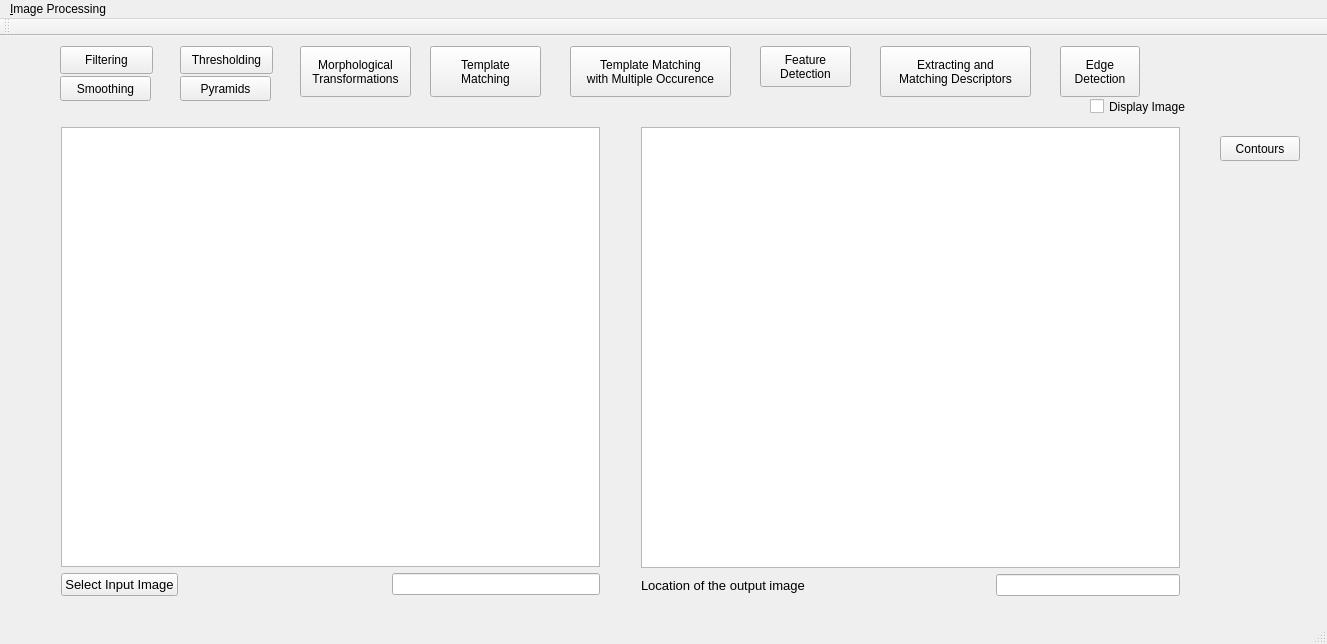
Old version of the form ComputerVisionApplications/mainwindow.ui in the repository hardiktechnoplanet/ComputerVisionApplications.
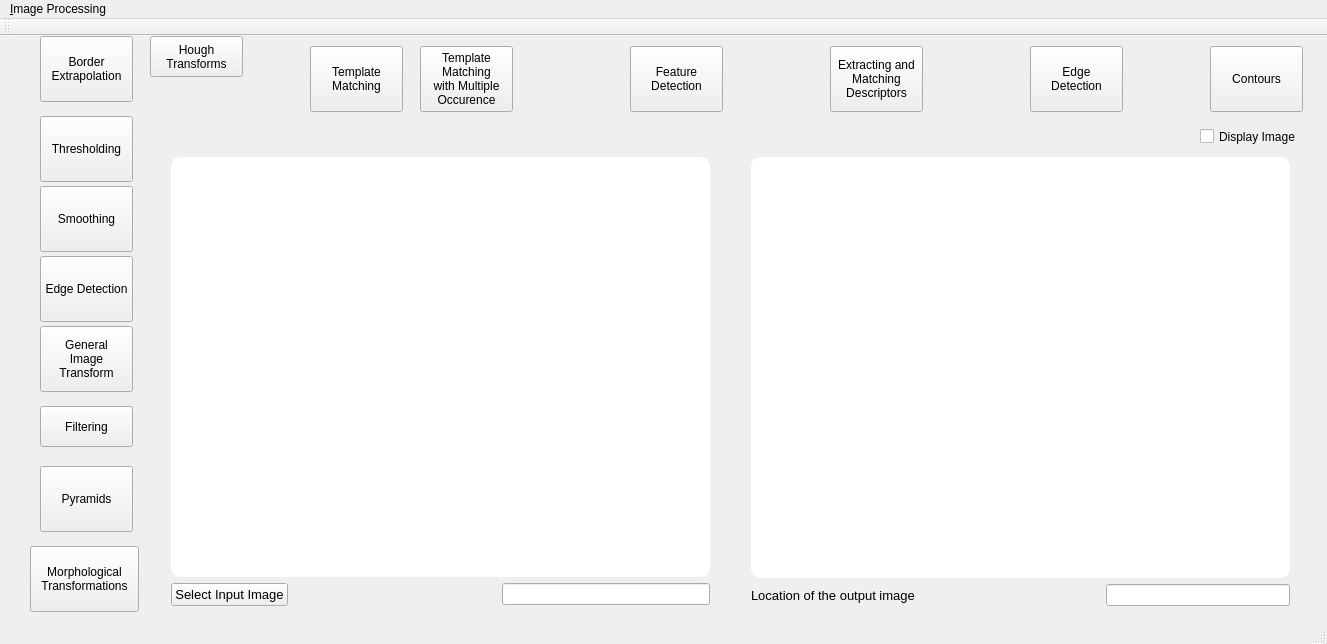
New version of the form. Icons and pictures are not drawn.

Commit message: added edge detection, hough line and cirle transformation, border interpolation, general image transformations

```diff
--- a/ComputerVisionApplications/mainwindow.ui
+++ b/ComputerVisionApplications/mainwindow.ui
@@ -17,8 +17,8 @@
    <widget class="QCheckBox" name="displayImg_checkBox">
     <property name="geometry">
      <rect>
-      <x>1090</x>
-      <y>60</y>
+      <x>1200</x>
+      <y>90</y>
       <width>111</width>
       <height>21</height>
      </rect>
@@ -30,15 +30,20 @@
    <widget class="QWidget" name="layoutWidget">
     <property name="geometry">
      <rect>
-      <x>50</x>
-      <y>80</y>
+      <x>160</x>
+      <y>110</y>
       <width>561</width>
-      <height>491</height>
+      <height>471</height>
      </rect>
     </property>
     <layout class="QVBoxLayout" name="verticalLayout">
      <item>
-      <widget class="QGraphicsView" name="inputImage_graphicsView"/>
+      <widget class="QGraphicsView" name="inputImage_graphicsView">
+       <property name="styleSheet">
+        <string notr="true">   border: 2px solid white;
+   border-radius:10px;</string>
+       </property>
+      </widget>
      </item>
      <item>
       <layout class="QHBoxLayout" name="horizontalLayout">
@@ -77,15 +82,23 @@
    <widget class="QWidget" name="layoutWidget">
     <property name="geometry">
      <rect>
-      <x>630</x>
-      <y>80</y>
+      <x>740</x>
+      <y>110</y>
       <width>561</width>
-      <height>491</height>
+      <height>471</height>
      </rect>
     </property>
     <layout class="QVBoxLayout" name="verticalLayout_2">
      <item>
-      <widget class="QGraphicsView" name="outputImage_graphicsView"/>
+      <widget class="QGraphicsView" name="outputImage_graphicsView">
+       <property name="enabled">
+        <bool>true</bool>
+       </property>
+       <property name="styleSheet">
+        <string notr="true">   border: 2px solid white;
+   border-radius:10px;</string>
+       </property>
+      </widget>
      </item>
      <item>
       <layout class="QHBoxLayout" name="horizontalLayout_2">
@@ -124,10 +137,10 @@
    <widget class="QPushButton" name="filtering_pushButton">
     <property name="geometry">
      <rect>
-      <x>60</x>
-      <y>10</y>
+      <x>40</x>
+      <y>370</y>
       <width>93</width>
-      <height>28</height>
+      <height>41</height>
      </rect>
     </property>
     <property name="styleSheet">
@@ -169,10 +182,10 @@
    <widget class="QPushButton" name="thresholding_pushButton">
     <property name="geometry">
      <rect>
-      <x>180</x>
-      <y>10</y>
+      <x>40</x>
+      <y>80</y>
       <width>93</width>
-      <height>28</height>
+      <height>66</height>
      </rect>
     </property>
     <property name="text">
@@ -182,10 +195,10 @@
    <widget class="QPushButton" name="morphology_pushButton">
     <property name="geometry">
      <rect>
-      <x>300</x>
-      <y>10</y>
-      <width>111</width>
-      <height>51</height>
+      <x>30</x>
+      <y>510</y>
+      <width>109</width>
+      <height>66</height>
      </rect>
     </property>
     <property name="text">
@@ -196,10 +209,10 @@
    <widget class="QPushButton" name="templateMat_pushButton">
     <property name="geometry">
      <rect>
-      <x>430</x>
+      <x>310</x>
       <y>10</y>
-      <width>111</width>
-      <height>51</height>
+      <width>93</width>
+      <height>66</height>
      </rect>
     </property>
     <property name="text">
@@ -210,24 +223,26 @@
    <widget class="QPushButton" name="mulTemplatemat_pushButton">
     <property name="geometry">
      <rect>
-      <x>570</x>
+      <x>420</x>
       <y>10</y>
-      <width>161</width>
-      <height>51</height>
+      <width>93</width>
+      <height>66</height>
      </rect>
     </property>
     <property name="text">
-     <string>Template Matching
-with Multiple Occurence</string>
+     <string>Template 
+Matching
+with Multiple
+Occurence</string>
     </property>
    </widget>
    <widget class="QPushButton" name="fDetection_pushButton">
     <property name="geometry">
      <rect>
-      <x>760</x>
+      <x>630</x>
       <y>10</y>
-      <width>91</width>
-      <height>41</height>
+      <width>93</width>
+      <height>66</height>
      </rect>
     </property>
     <property name="text">
@@ -238,24 +253,25 @@
    <widget class="QPushButton" name="emd_pushButton">
     <property name="geometry">
      <rect>
-      <x>880</x>
+      <x>830</x>
       <y>10</y>
-      <width>151</width>
-      <height>51</height>
+      <width>93</width>
+      <height>66</height>
      </rect>
     </property>
     <property name="text">
      <string>Extracting and
-Matching Descriptors</string>
+Matching 
+Descriptors</string>
     </property>
    </widget>
    <widget class="QPushButton" name="smoothing_pushButton">
     <property name="geometry">
      <rect>
-      <x>60</x>
-      <y>40</y>
-      <width>91</width>
-      <height>25</height>
+      <x>40</x>
+      <y>150</y>
+      <width>93</width>
+      <height>66</height>
      </rect>
     </property>
     <property name="text">
@@ -265,10 +281,10 @@
    <widget class="QPushButton" name="pyramid_pushButton">
     <property name="geometry">
      <rect>
-      <x>180</x>
-      <y>40</y>
-      <width>91</width>
-      <height>25</height>
+      <x>40</x>
+      <y>430</y>
+      <width>93</width>
+      <height>66</height>
      </rect>
     </property>
     <property name="text">
@@ -278,10 +294,10 @@
    <widget class="QPushButton" name="edgeDet_pushButton">
     <property name="geometry">
      <rect>
-      <x>1060</x>
+      <x>1030</x>
       <y>10</y>
-      <width>80</width>
-      <height>51</height>
+      <width>93</width>
+      <height>66</height>
      </rect>
     </property>
     <property name="text">
@@ -292,16 +308,136 @@
    <widget class="QPushButton" name="contour_pushButton">
     <property name="geometry">
      <rect>
-      <x>1220</x>
-      <y>100</y>
-      <width>80</width>
-      <height>25</height>
+      <x>1210</x>
+      <y>10</y>
+      <width>93</width>
+      <height>66</height>
      </rect>
     </property>
     <property name="text">
      <string>Contours</string>
     </property>
    </widget>
+   <widget class="QPushButton" name="border_pushButton">
+    <property name="geometry">
+     <rect>
+      <x>40</x>
+      <y>0</y>
+      <width>93</width>
+      <height>66</height>
+     </rect>
+    </property>
+    <property name="styleSheet">
+     <string notr="true">JdkButton:hover[IsSelected=&quot;false&quot;][IsActive=&quot;true&quot;]
+{
+		
+	border-image: url(:/PluginBtn/Graphics/PluginButtons/But4ro.png);
+}
+
+JdkButton:!hover[IsSelected=&quot;false&quot;][IsActive=&quot;true&quot;]
+{
+		
+	border-image: url(:/PluginBtn/Graphics/PluginButtons/But4av.png);
+}
+
+JdkButton:pressed[IsSelected=&quot;false&quot;][IsActive=&quot;true&quot;]
+{
+		border-image: url(:/PluginBtn/Graphics/PluginButtons/But4av.png);
+}
+
+JdkButton[IsSelected=&quot;false&quot;][IsActive=&quot;false&quot;]
+{
+		
+	border-image: url(:/PluginBtn/Graphics/PluginButtons/But4in.png);
+}
+
+JdkButton[IsSelected=&quot;true&quot;][IsActive=&quot;true&quot;]
+{
+	
+		
+	border-image: url(:/PluginBtn/Graphics/PluginButtons/But4se.png);
+}
+</string>
+    </property>
+    <property name="text">
+     <string>Border 
+Extrapolation</string>
+    </property>
+   </widget>
+   <widget class="QPushButton" name="edgeDet_pushButton_2">
+    <property name="geometry">
+     <rect>
+      <x>40</x>
+      <y>220</y>
+      <width>93</width>
+      <height>66</height>
+     </rect>
+    </property>
+    <property name="text">
+     <string>Edge Detection</string>
+    </property>
+   </widget>
+   <widget class="QPushButton" name="imgTransform_pushButton">
+    <property name="geometry">
+     <rect>
+      <x>40</x>
+      <y>290</y>
+      <width>93</width>
+      <height>66</height>
+     </rect>
+    </property>
+    <property name="text">
+     <string>General
+Image 
+Transform</string>
+    </property>
+   </widget>
+   <widget class="QPushButton" name="hough_pushButton">
+    <property name="geometry">
+     <rect>
+      <x>150</x>
+      <y>0</y>
+      <width>93</width>
+      <height>41</height>
+     </rect>
+    </property>
+    <property name="styleSheet">
+     <string notr="true">JdkButton:hover[IsSelected=&quot;false&quot;][IsActive=&quot;true&quot;]
+{
+		
+	border-image: url(:/PluginBtn/Graphics/PluginButtons/But4ro.png);
+}
+
+JdkButton:!hover[IsSelected=&quot;false&quot;][IsActive=&quot;true&quot;]
+{
+		
+	border-image: url(:/PluginBtn/Graphics/PluginButtons/But4av.png);
+}
+
+JdkButton:pressed[IsSelected=&quot;false&quot;][IsActive=&quot;true&quot;]
+{
+		border-image: url(:/PluginBtn/Graphics/PluginButtons/But4av.png);
+}
+
+JdkButton[IsSelected=&quot;false&quot;][IsActive=&quot;false&quot;]
+{
+		
+	border-image: url(:/PluginBtn/Graphics/PluginButtons/But4in.png);
+}
+
+JdkButton[IsSelected=&quot;true&quot;][IsActive=&quot;true&quot;]
+{
+	
+		
+	border-image: url(:/PluginBtn/Graphics/PluginButtons/But4se.png);
+}
+</string>
+    </property>
+    <property name="text">
+     <string>Hough 
+Transforms</string>
+    </property>
+   </widget>
    <zorder>mulTemplatemat_pushButton</zorder>
    <zorder>displayImg_checkBox</zorder>
    <zorder>layoutWidget</zorder>
```
Left out of the diff: 6 changed lines with no effect on the pictures. The commit also changes 26 other files.
